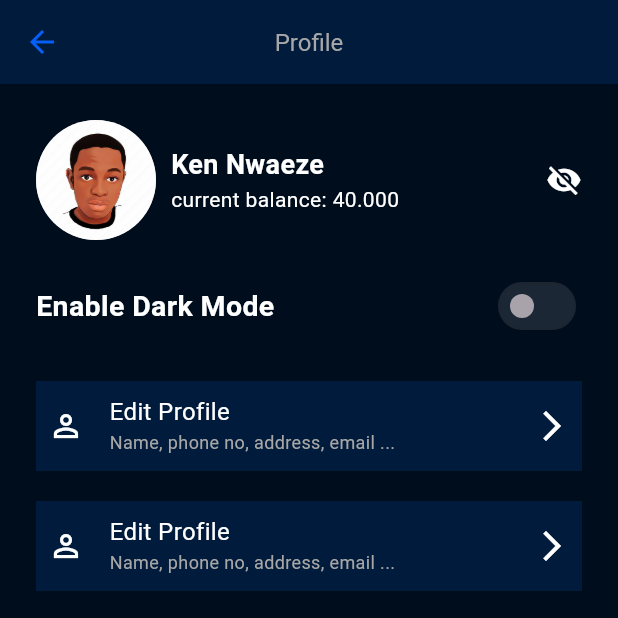
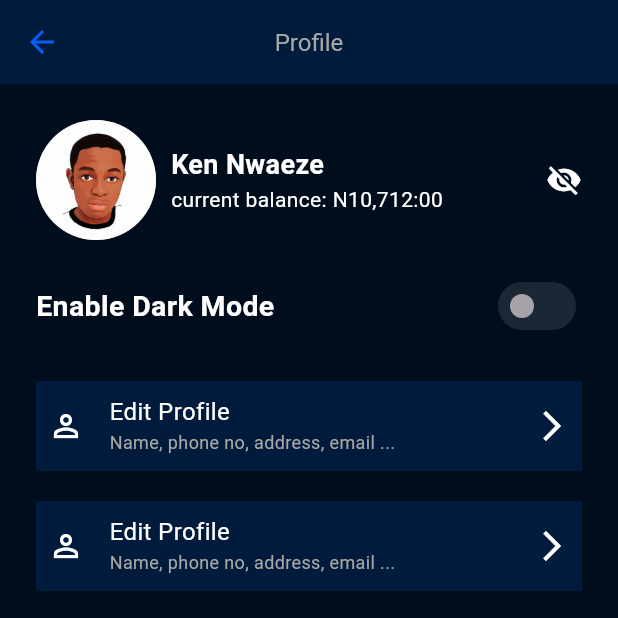
Before and after one commit to upadhyayravi023/Hackslash_Task-1, a Flutter app: the Profile screen opened by its route, on a phone screen of 412 x 824 dp, the top half of it. Run offline on Flutter 3.47's test engine with Material 3 defaults, Android fonts, the light colour scheme and no system bars.

Commit message:
Minor changes in Profile and wallet

```diff
--- a/lib/pages/Profile.dart
+++ b/lib/pages/Profile.dart
@@ -37,7 +37,7 @@ class Profile extends StatelessWidget {
                     crossAxisAlignment: CrossAxisAlignment.start,
                     children: [
                       Text("Ken Nwaeze",style: TextStyle(fontSize: 18,fontWeight: FontWeight.bold,color: Colors.white),),
-                      Text("current balance: 40.000",style: TextStyle(color: Colors.white)),
+                      Text("current balance: N10,712:00",style: TextStyle(color: Colors.white)),
 
                     ],
                   ),
--- a/lib/pages/Wallet.dart
+++ b/lib/pages/Wallet.dart
@@ -77,7 +77,7 @@ backgroundColor: Color(0xff000d1d),
             Text("Ken Nwaeze", style: TextStyle(fontSize: 18,
                 fontWeight: FontWeight.bold,
                 color: Colors.white),),
-            Text("current balance: 40.000",
+            Text("current balance: N10,712:00",
                 style: TextStyle(color: Colors.white)),
 
           ],
```
